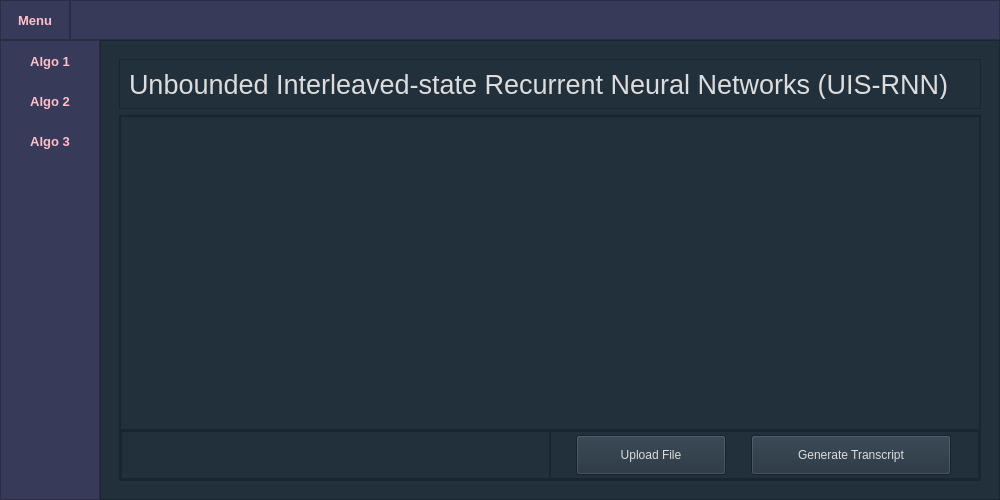
BeltranJayson/Thesis2, file main.ui: the form before one commit.
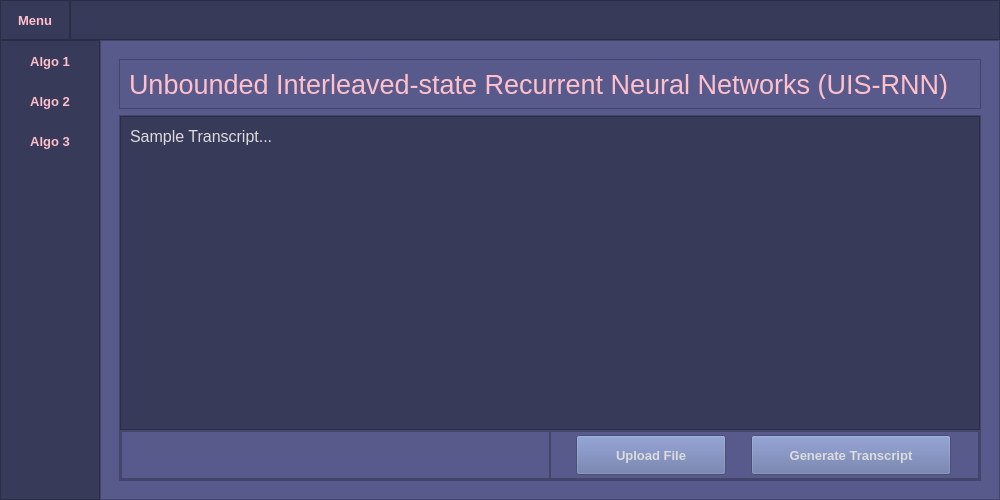
The form after the commit. The open tabs and pages were chosen to show the change. Icons and pictures are not drawn.

```diff
--- a/main.ui
+++ b/main.ui
@@ -375,7 +375,7 @@
        <item>
         <widget class="QFrame" name="frame_pages">
          <property name="styleSheet">
-          <string notr="true">background-color:rgb(34, 48, 60);	
+          <string notr="true">background-color: #585a8b;
 color: rgb(220, 220, 220);</string>
          </property>
          <property name="frameShape">
@@ -395,7 +395,7 @@
             </property>
             <widget class="QWidget" name="page_1">
              <property name="styleSheet">
-              <string notr="true">background-color:rgb(34, 48, 60);	
+              <string notr="true">background-color: #585a8b;
 color: rgb(220, 220, 220);</string>
              </property>
              <layout class="QVBoxLayout" name="verticalLayout_7">
@@ -431,11 +431,12 @@
                    <property name="font">
                     <font>
                      <pointsize>20</pointsize>
+                     <weight>50</weight>
+                     <bold>false</bold>
                     </font>
                    </property>
                    <property name="styleSheet">
-                    <string notr="true">background-color:rgb(34, 48, 60);	
-color: rgb(220, 220, 220);</string>
+                    <string notr="true">color: #FFC0CB;</string>
                    </property>
                    <property name="text">
                     <string>Unbounded Interleaved-state Recurrent Neural Networks (UIS-RNN)</string>
@@ -471,12 +472,44 @@
                  </property>
                  <item>
                   <widget class="QFrame" name="frame_content1">
+                   <property name="font">
+                    <font>
+                     <pointsize>10</pointsize>
+                    </font>
+                   </property>
+                   <property name="styleSheet">
+                    <string notr="true">background-color: rgb(56, 58, 89);</string>
+                   </property>
                    <property name="frameShape">
                     <enum>QFrame::StyledPanel</enum>
                    </property>
                    <property name="frameShadow">
                     <enum>QFrame::Raised</enum>
                    </property>
+                   <widget class="QLabel" name="label_4">
+                    <property name="geometry">
+                     <rect>
+                      <x>10</x>
+                      <y>10</y>
+                      <width>148</width>
+                      <height>21</height>
+                     </rect>
+                    </property>
+                    <property name="font">
+                     <font>
+                      <family>Segoe UI</family>
+                      <pointsize>12</pointsize>
+                      <weight>50</weight>
+                      <bold>false</bold>
+                     </font>
+                    </property>
+                    <property name="styleSheet">
+                     <string notr="true">color: rgb(220, 220, 220);</string>
+                    </property>
+                    <property name="text">
+                     <string>Sample Transcript...</string>
+                    </property>
+                   </widget>
                   </widget>
                  </item>
                  <item>
@@ -569,6 +602,17 @@
                            <height>16777215</height>
                           </size>
                          </property>
+                         <property name="font">
+                          <font>
+                           <family>Segoe UI</family>
+                           <pointsize>10</pointsize>
+                           <weight>75</weight>
+                           <bold>true</bold>
+                          </font>
+                         </property>
+                         <property name="styleSheet">
+                          <string notr="true">background-color:#6272A4;</string>
+                         </property>
                          <property name="text">
                           <string>Upload File</string>
                          </property>
@@ -588,6 +632,17 @@
                            <height>16777215</height>
                           </size>
                          </property>
+                         <property name="font">
+                          <font>
+                           <family>Segoe UI</family>
+                           <pointsize>10</pointsize>
+                           <weight>75</weight>
+                           <bold>true</bold>
+                          </font>
+                         </property>
+                         <property name="styleSheet">
+                          <string notr="true">background-color:#6272A4;</string>
+                         </property>
                          <property name="text">
                           <string>Generate Transcript</string>
                          </property>
```
Left out of the diff: 106 changed lines with no effect on the pictures.
